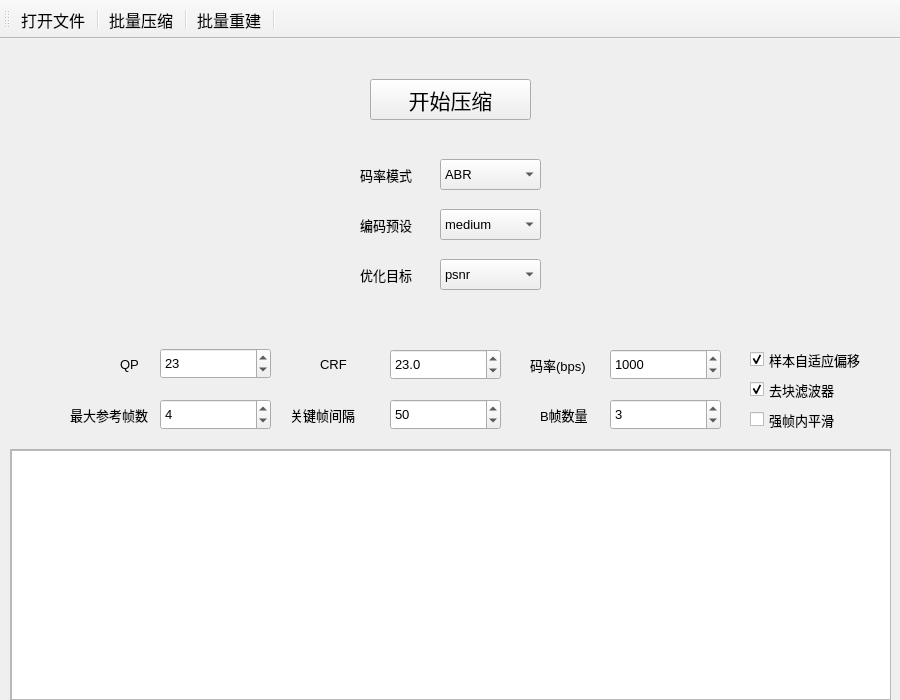
Above: ui/mainwindow.ui from chuliu-hash/Brain-image-compression before the change. Below: the same form after it.
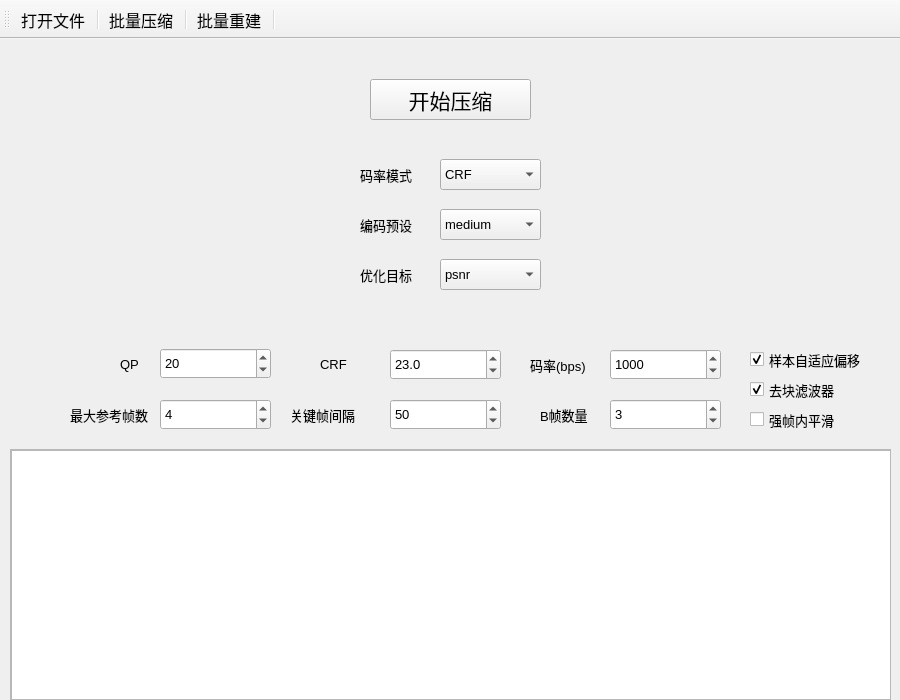
That is the form after the change. Icons and pictures are not drawn. Custom widgets are drawn as their Qt base class.

```diff
--- a/ui/mainwindow.ui
+++ b/ui/mainwindow.ui
@@ -93,6 +93,9 @@
       <pointsize>10</pointsize>
      </font>
     </property>
+    <property name="currentIndex">
+     <number>2</number>
+    </property>
     <item>
      <property name="text">
       <string>ABR</string>
@@ -576,7 +579,7 @@
      <number>51</number>
     </property>
     <property name="value">
-     <number>23</number>
+     <number>20</number>
     </property>
    </widget>
    <widget class="QSpinBox" name="spinBox_bps">
```
